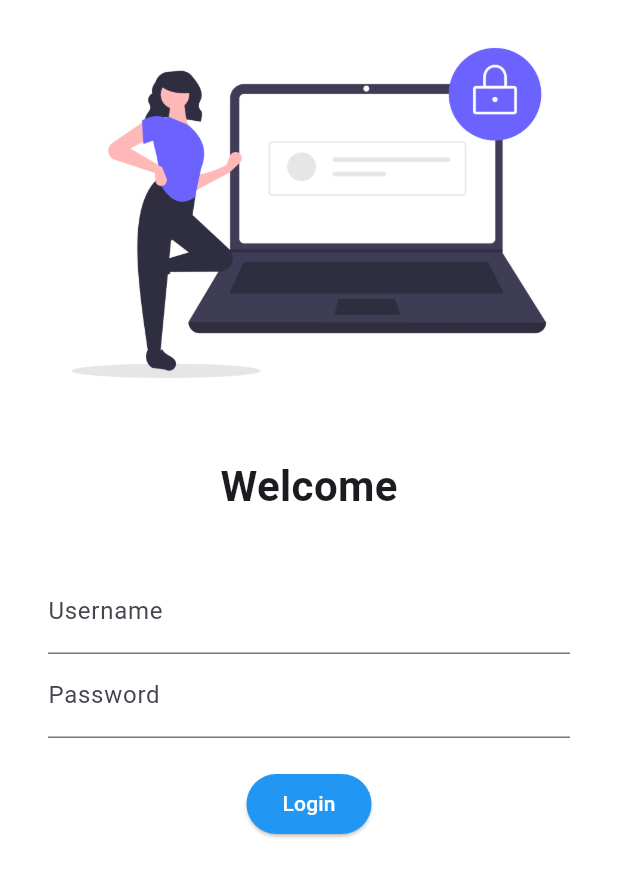
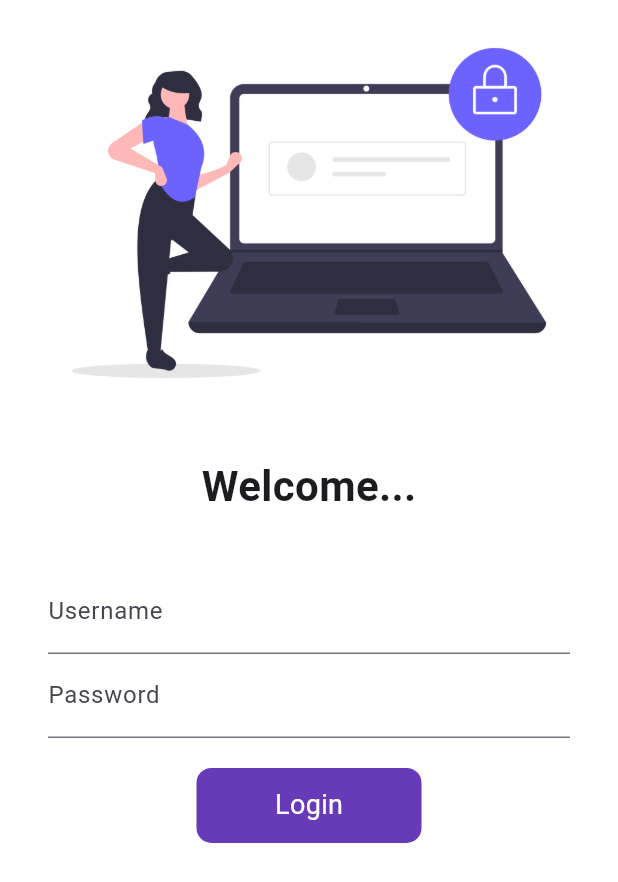
Before and after one commit to devansh370R/CatelogApp30, a Flutter app: the screen it shows after launch, on a phone screen of 412 x 824 dp. Shown: the top 882 px of the screen. Run offline on Flutter 3.47's test engine with Material 3 defaults, Android fonts, the phone set to English and light mode, and no system bars.

Commit message:
Day 6 completed

```diff
--- a/lib/Pages/loginPage.dart
+++ b/lib/Pages/loginPage.dart
@@ -2,9 +2,16 @@
 import 'package:flutter/widgets.dart';
 import 'package:flutter_30days/utiles/myRoutes.dart';
 
-class LoginPage extends StatelessWidget {
+class LoginPage extends StatefulWidget {
   const LoginPage({super.key});
 
+  @override
+  State<LoginPage> createState() => _LoginPageState();
+}
+
+class _LoginPageState extends State<LoginPage> {
+  String name = "";
+  bool changeButton = false;
   @override
   Widget build(BuildContext context) {
     return Material(
@@ -19,8 +26,8 @@
               const SizedBox(
                 height: 20.00,
               ),
-              const Text(
-                "Welcome",
+              Text(
+                "Welcome...$name",
                 style: TextStyle(fontSize: 28, fontWeight: FontWeight.bold),
               ),
               const SizedBox(
@@ -32,6 +39,10 @@
                 child: Column(
                   children: [
                     TextFormField(
+                      onChanged: (value) {
+                        name = value;
+                        setState(() {});
+                      },
                       decoration: const InputDecoration(
                         hintText: "Enter your Name.",
                         labelText: "Username",
@@ -47,17 +58,50 @@
                     const SizedBox(
                       height: 20.00,
                     ),
-                    ElevatedButton(
-                      onPressed: () {
+                    InkWell(
+                      onTap: () async {
+                        setState(() {
+                          changeButton = true;
+                        });
+                        await Future.delayed(Duration(seconds: 1));
                         Navigator.pushNamed(context, MyRoutes.homeRoute);
                       },
-                      style: ElevatedButton.styleFrom(
-                          backgroundColor: Colors.blue),
-                      child: const Text(
-                        "Login",
-                        style: TextStyle(color: Colors.white),
+                      child: AnimatedContainer(
+                        duration: const Duration(seconds: 1),
+                        width: changeButton ? 50 : 150,
+                        height: 50,
+                        alignment: Alignment.center,
+                        decoration: BoxDecoration(
+                          // shape: changeButton
+                          //     ? BoxShape.circle
+                          //     : BoxShape.rectangle,
+                          color: Colors.deepPurple,
+                          borderRadius:
+                              BorderRadius.circular(changeButton ? 50 : 10),
+                        ),
+                        child: changeButton
+                            ? const Icon(
+                                Icons.done,
+                                color: Colors.white,
+                              )
+                            : const Text(
+                                "Login",
+                                style: TextStyle(
+                                    color: Colors.white, fontSize: 18),
+                              ),
                       ),
                     ),
+                    // ElevatedButton(
+                    //   onPressed: () {
+                    //     Navigator.pushNamed(context, MyRoutes.homeRoute);
+                    //   },
+                    //   style: ElevatedButton.styleFrom(
+                    //       backgroundColor: Colors.blue),
+                    //   child: const Text(
+                    //     "Login",
+                    //     style: TextStyle(color: Colors.white),
+                    //   ),
+                    // ),
                   ],
                 ),
               ),
```
